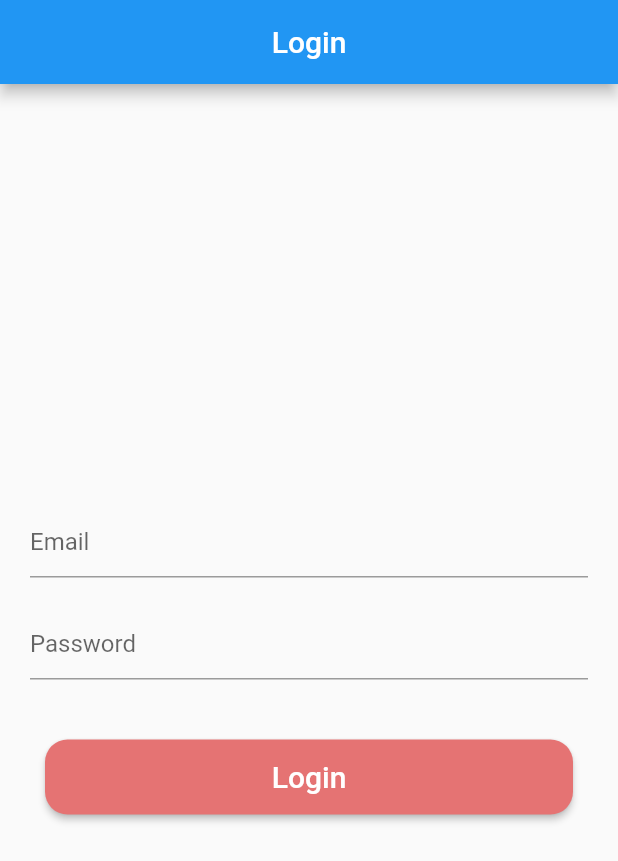
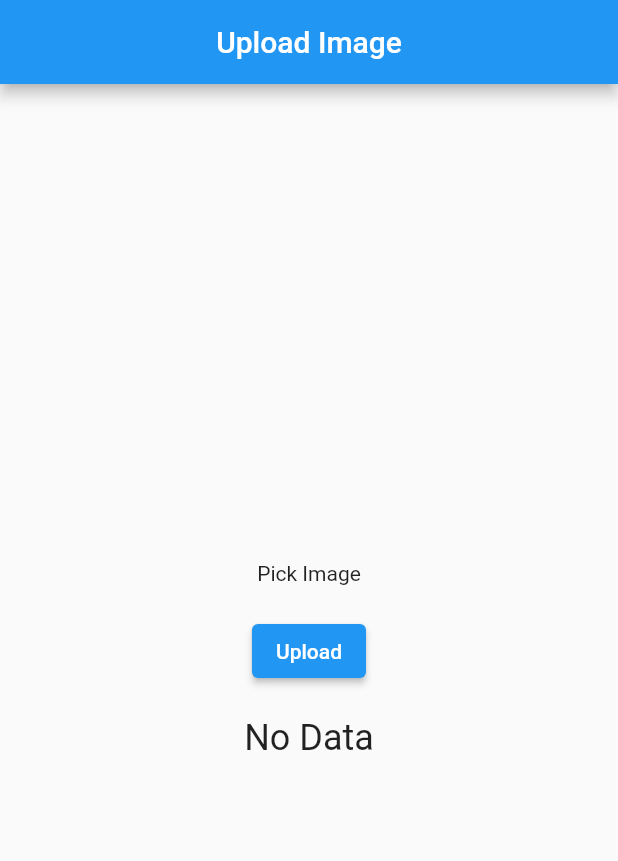
Before and after one commit to HaxOfficial/Flutter-APIS, a Flutter app: the screen it shows after launch, on a phone screen of 412 x 824 dp. Shown: the top 861 px of the screen. Run offline on Flutter 3.47's test engine with Material 2 defaults, Android fonts, the phone set to English and light mode, and no system bars; drawn by our look-alikes of modal_progress_hud_nsn; our stand-ins replace image_picker.

Commit message:
Flutter GET and POST API and Upload Image Implement !

```diff
--- /dev/null
+++ b/lib/PostAPI/upload_image.dart
@@ -0,0 +1,124 @@
+import 'dart:io';
+import 'package:flutter/material.dart';
+import 'package:http/http.dart' as http;
+import 'package:image_picker/image_picker.dart';
+import 'package:modal_progress_hud_nsn/modal_progress_hud_nsn.dart';
+
+class UploadImage extends StatefulWidget {
+  const UploadImage({super.key});
+
+  @override
+  State<UploadImage> createState() => _UploadImageState();
+}
+
+class _UploadImageState extends State<UploadImage> {
+  File? image;
+  final _picker = ImagePicker();
+  bool showSpinner = false;
+  var success = "No Data";
+
+  Future getImage() async {
+    final pickedFile = await _picker.pickImage(source: ImageSource.gallery, imageQuality: 80);
+
+    if(pickedFile != null) {
+      image = File(pickedFile.path);
+      setState(() {
+
+      });
+    } else {
+      print("No Image Selected");
+    }
+  }
+
+  Future<void> uploadImage() async {
+    setState(() {
+      showSpinner = true;
+    });
+
+    var stream = http.ByteStream(image!.openRead());
+    stream.cast();
+
+    var length = await image!.length();
+    var uri = Uri.parse("https://fakestoreapi.com/products");
+
+    var request = http.MultipartRequest('POST', uri);
+    request.fields['title'] = "Praveen Sundriyal";
+
+    var multipart = http.MultipartFile("image", stream, length);
+
+    request.files.add(multipart);
+
+    var response = await request.send();
+
+    if(response.statusCode == 200) {
+      setState(() {
+        showSpinner = false;
+      });
+      print("Image Uploaded");
+      success = "Image Uploaded";
+    } else {
+      setState(() {
+        showSpinner = false;
+      });
+      print("Upload Failed");
+      success = "Upload Failed";
+    }
+
+
+  }
+
+  @override
+  Widget build(BuildContext context) {
+    return ModalProgressHUD(
+      inAsyncCall: showSpinner,
+      child: Scaffold(
+        appBar: AppBar(
+          title: Center(child: Text("Upload Image")),
+        ),
+        body: Column(
+          mainAxisAlignment: MainAxisAlignment.center,
+          crossAxisAlignment: CrossAxisAlignment.center,
+          children: [
+            GestureDetector(
+              onTap: (){
+                getImage();
+              },
+              child: Container(
+                child: image == null
+                    ? Center(
+                        child: Text("Pick Image"),
+                      )
+                    : Center(
+                      child: Container(
+                        decoration: BoxDecoration(
+                          borderRadius: BorderRadius.circular(10),
+                        ),
+                        child: Image.file(
+                          File(image!.path).absolute,
+                          height: 200,
+                          width: 200,
+                          fit: BoxFit.cover,
+                        ),
+                      ),
+                    ),
+              ),
+            ),
+
+            SizedBox(height: 20,),
+
+            ElevatedButton(
+              onPressed: (){
+                uploadImage();
+              },
+              child: Text("Upload"),
+            ),
+
+            SizedBox(height: 20,),
+
+            Text("$success", style: TextStyle(fontSize: 24),),
+          ],
+        ),
+      ),
+    );
+  }
+}
--- a/lib/main.dart
+++ b/lib/main.dart
@@ -1,6 +1,7 @@
 import 'package:flutter/material.dart';
 import 'package:flutter_apis/PostAPI/login.dart';
 import 'package:flutter_apis/PostAPI/sign_up.dart';
+import 'package:flutter_apis/PostAPI/upload_image.dart';
 import 'package:flutter_apis/emaple_two.dart';
 import 'package:flutter_apis/example_four.dart';
 import 'package:flutter_apis/example_three.dart';
@@ -25,7 +26,7 @@ class MyApp extends StatelessWidget {
       ),
       // home: HomeScreen(),
       // home: SignUpScreen(),
-      home: Login(),
+      home: UploadImage(),
     );
   }
 }
--- a/pubspec.yaml
+++ b/pubspec.yaml
@@ -37,6 +37,7 @@ dependencies:
   cupertino_icons: ^1.0.2
   http: ^1.1.0
   modal_progress_hud_nsn: ^0.4.0-nullsafety-1
+  image_picker: ^1.0.4
 
 dev_dependencies:
   flutter_test:
```
Also changed, not shown: pubspec.lock, 7 other files.
